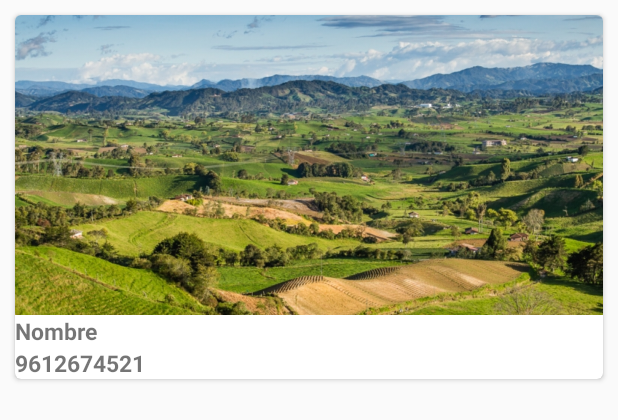
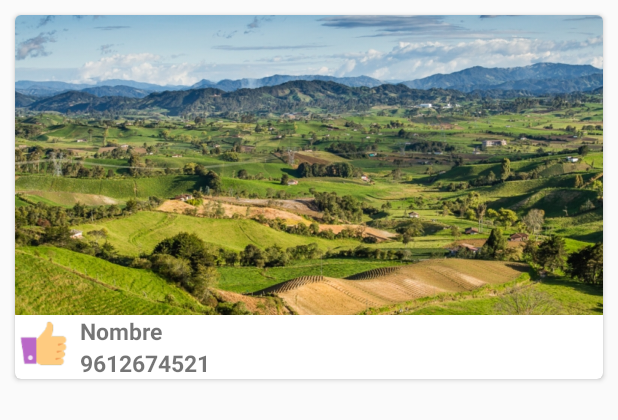
Before and after one commit to fragoso94/Contactos, an Android app: the layout cardview_contacto.xml on its own in the app's theme, with its tools: preview values and no code run, on a phone screen of 412 x 824 dp. Shown: the top 420 px of the screen. Run offline under Robolectric (Android 15) with nearby library versions, the light colour scheme and no system bars.

Commit message:
1. Se agrego botón de like a los contactos

```diff
--- a/app/src/main/java/com/example/bacha/contactos/ContactoAdaptador.java
+++ b/app/src/main/java/com/example/bacha/contactos/ContactoAdaptador.java
@@ -7,6 +7,7 @@ import android.support.v7.widget.RecyclerView;
 import android.view.LayoutInflater;
 import android.view.View;
 import android.view.ViewGroup;
+import android.widget.ImageButton;
 import android.widget.ImageView;
 import android.widget.TextView;
 import android.widget.Toast;
@@ -38,6 +39,12 @@ public class ContactoAdaptador extends RecyclerView.Adapter<ContactoAdaptador.Co
         contactoViewHolder.cvFoto.setImageResource(contacto.getFoto());
         contactoViewHolder.cvNombre.setText(contacto.getNombre());
         contactoViewHolder.cvTelefono.setText(contacto.getTelefono());
+        contactoViewHolder.btnLike.setOnClickListener(new View.OnClickListener() {
+            @Override
+            public void onClick(View v) {
+                Toast.makeText(activity,"Diste Like a "+contacto.getNombre(),Toast.LENGTH_SHORT).show();
+            }
+        });
         contactoViewHolder.cvFoto.setOnClickListener(new View.OnClickListener() {
             @Override
             public void onClick(View v) {
@@ -69,12 +76,16 @@ public class ContactoAdaptador extends RecyclerView.Adapter<ContactoAdaptador.Co
         private ImageView cvFoto;
         private TextView cvNombre;
         private TextView cvTelefono;
+        private ImageButton btnLike;
         public ContactoViewHolder(@NonNull View itemView) {
             super(itemView);
             cvFoto = itemView.findViewById(R.id.cv_foto);
             cvNombre = itemView.findViewById(R.id.cv_Nombre);
             cvTelefono = itemView.findViewById(R.id.cv_telefono);
+            btnLike = itemView.findViewById(R.id.btnLike);
         }
     }
 
+
+
 }
--- a/app/src/main/res/layout/cardview_contacto.xml
+++ b/app/src/main/res/layout/cardview_contacto.xml
@@ -28,6 +28,20 @@
             android:src="@drawable/cinco"
             android:scaleType="centerCrop"
             android:layout_gravity="center_horizontal"/>
+        <LinearLayout
+            android:layout_width="match_parent"
+            android:layout_height="wrap_content"
+            android:orientation="horizontal">
+            <ImageButton
+                android:id="@+id/btnLike"
+                android:layout_width="38dp"
+                android:layout_height="38dp"
+                android:background="@drawable/ic_like" />
+            <LinearLayout
+                android:layout_width="wrap_content"
+                android:layout_height="wrap_content"
+                android:orientation="vertical"
+                android:layout_marginLeft="5dp">
                 <TextView
                     android:id="@+id/cv_Nombre"
                     android:layout_width="wrap_content"
@@ -44,4 +58,8 @@
                     android:textStyle="bold"/>
             </LinearLayout>
 
+        </LinearLayout>
+
+    </LinearLayout>
+
 </android.support.v7.widget.CardView>
```
Also changed, not shown: app/src/main/res/drawable-hdpi/ic_like.png (added), app/src/main/res/drawable-mdpi/ic_like.png (added), app/src/main/res/drawable-xhdpi/ic_like.png (added), app/src/main/res/drawable-xxhdpi/ic_like.png (added), app/src/main/res/drawable-xxxhdpi/ic_like.png (added). Lines whose indentation alone changed are shown as unchanged.
